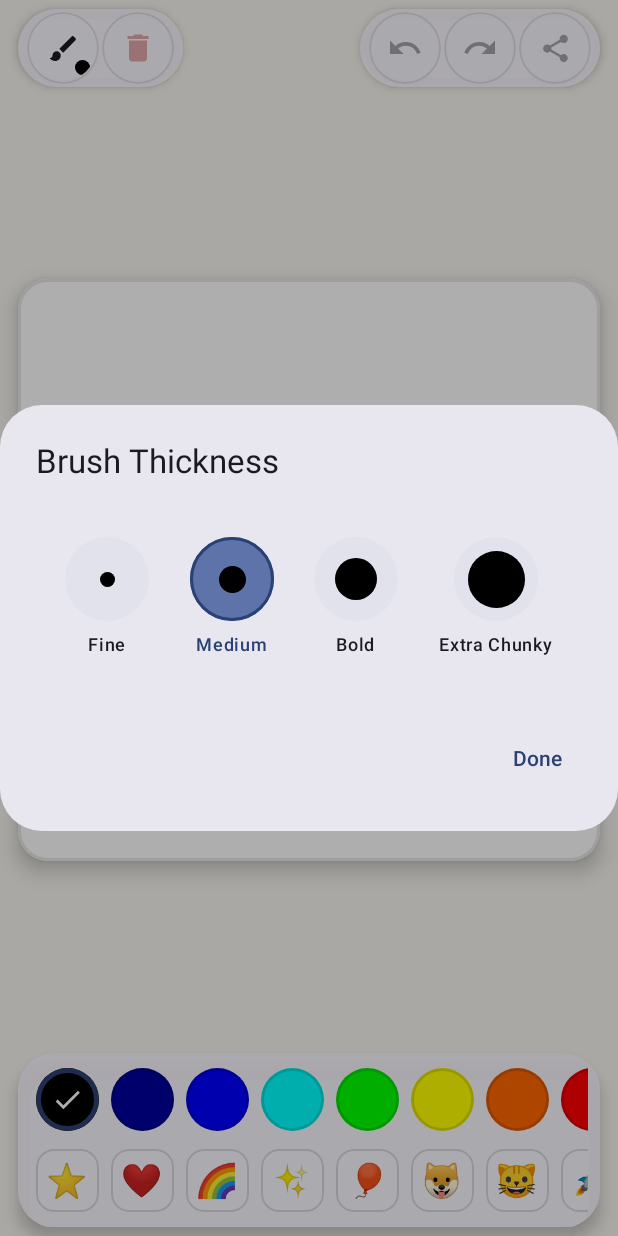
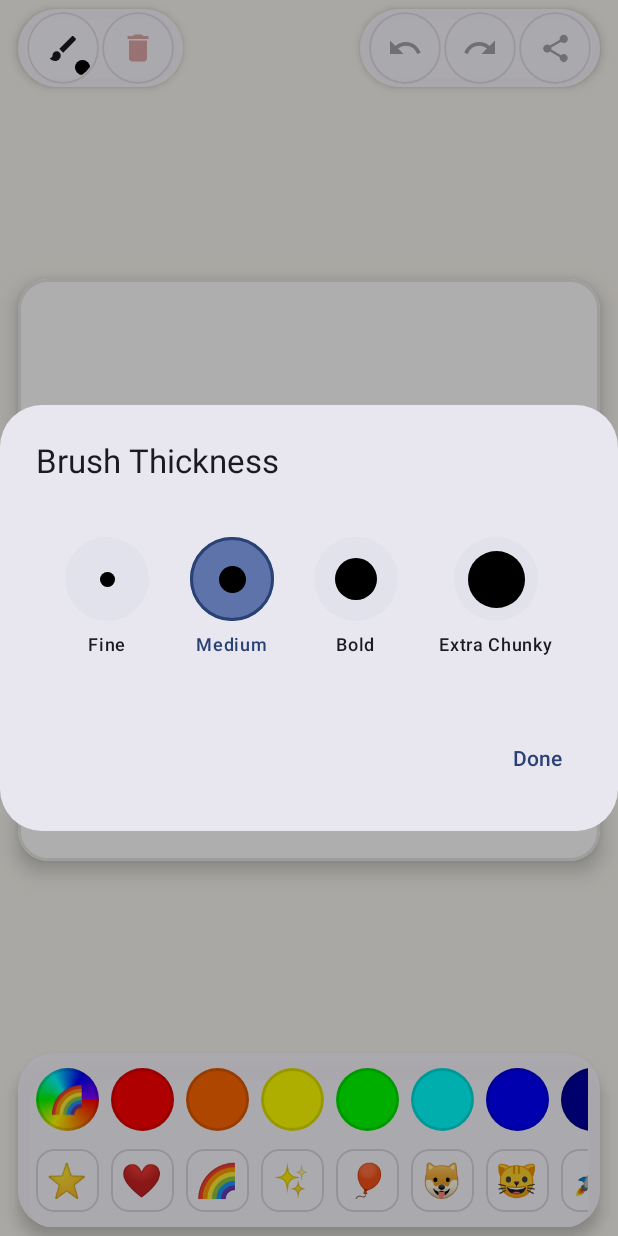
Before and after one commit to mauicoder/kidsboard, an Android app built with Jetpack Compose: the screen it shows after launch (MainActivity), after a tap on "Brush & Stamp Size", on a phone screen of 412 x 824 dp. Run offline under Robolectric (Android 15) with nearby library versions, the phone set to English and light mode, and no system bars.

Commit message:
feat: Add Magic Rainbow Brush with continuous spectrum cycling and gallery export

```diff
--- a/app/src/main/java/net/maui/kidsboard/model/DrawingStroke.kt
+++ b/app/src/main/java/net/maui/kidsboard/model/DrawingStroke.kt
@@ -17,7 +17,8 @@ data class DrawingStroke(
     val points: List<Offset>,
     val color: Color,
     val strokeWidth: Float,
-    val isEraser: Boolean = false
+    val isEraser: Boolean = false,
+    val isRainbow: Boolean = false
 ) : CanvasElement
 
 /**
@@ -43,7 +44,8 @@ enum class DrawingTool {
 data class PaletteColor(
     val color: Color,
     val name: String,
-    val isEraser: Boolean = false
+    val isEraser: Boolean = false,
+    val isRainbow: Boolean = false
 )
 
 /**
@@ -79,18 +81,31 @@ object ColorPalette {
     val Brown = Color(0xFF835C3B)
     val Coffee = Color(0xFF6F4E37)
 
+    val RainbowSpectrum: List<Color> = listOf(
+        Color(0xFFFF0000), // Red
+        Color(0xFFFF7F00), // Orange
+        Color(0xFFFFFF00), // Yellow
+        Color(0xFF00FF00), // Green
+        Color(0xFF00FFFF), // Cyan
+        Color(0xFF0000FF), // Blue
+        Color(0xFF8B00FF)  // Violet
+    )
+
+    val Rainbow = PaletteColor(Color.Transparent, "Rainbow", isRainbow = true)
+
     val allColors: List<PaletteColor> = listOf(
-        PaletteColor(Black, "Black"),
+        Rainbow,
+        PaletteColor(Red, "Red"),
+        PaletteColor(Orange, "Orange"),
+        PaletteColor(Yellow, "Yellow"),
+        PaletteColor(Green, "Green"),
+        PaletteColor(Cyan, "Cyan"),
+        PaletteColor(Blue, "Blue"),
         PaletteColor(DarkBlue, "Dark Blue"),
-        PaletteColor(Blue, "Blue"),
-        PaletteColor(Cyan, "Cyan"),
-        PaletteColor(Green, "Green"),
-        PaletteColor(Yellow, "Yellow"),
-        PaletteColor(Orange, "Orange"),
-        PaletteColor(Red, "Red"),
         PaletteColor(Magenta, "Magenta"),
         PaletteColor(Brown, "Brown"),
         PaletteColor(Coffee, "Coffee"),
+        PaletteColor(Black, "Black"),
         PaletteColor(White, "Eraser", isEraser = true)
     )
 }
--- a/app/src/main/java/net/maui/kidsboard/ui/KidsBoardScreen.kt
+++ b/app/src/main/java/net/maui/kidsboard/ui/KidsBoardScreen.kt
@@ -44,6 +44,7 @@ import androidx.compose.ui.Alignment
 import androidx.compose.ui.Modifier
 import androidx.compose.ui.draw.clip
 import androidx.compose.ui.draw.shadow
+import androidx.compose.ui.graphics.Brush
 import androidx.compose.ui.graphics.Color
 import androidx.compose.ui.platform.LocalContext
 import androidx.compose.ui.unit.dp
@@ -51,6 +52,7 @@ import androidx.lifecycle.compose.collectAsStateWithLifecycle
 import androidx.lifecycle.viewmodel.compose.viewModel
 import kotlinx.coroutines.flow.collectLatest
 import net.maui.kidsboard.model.BrushSize
+import net.maui.kidsboard.model.ColorPalette
 import net.maui.kidsboard.model.DrawingTool
 import net.maui.kidsboard.ui.components.BrushSizePickerDialog
 import net.maui.kidsboard.ui.components.ChunkyActionButton
@@ -145,12 +147,14 @@ fun KidsBoardScreen(
                                     brushSize = uiState.selectedBrushSize,
                                     selectedColor = uiState.selectedColor,
                                     isEraser = uiState.isEraser,
+                                    isRainbow = uiState.isRainbow,
                                     onClick = viewModel::openBrushSizePicker
                                 )
 
                                 QuickColorGrid(
                                     selectedColor = uiState.selectedColor,
                                     isEraser = uiState.isEraser,
+                                    isRainbow = uiState.isRainbow,
                                     onColorSelected = viewModel::selectColor,
                                     onOpenFullPicker = viewModel::openColorPicker,
                                     modifier = Modifier.weight(1f, fill = false)
@@ -283,6 +287,7 @@ fun KidsBoardScreen(
                                     brushSize = uiState.selectedBrushSize,
                                     selectedColor = uiState.selectedColor,
                                     isEraser = uiState.isEraser,
+                                    isRainbow = uiState.isRainbow,
                                     onClick = viewModel::openBrushSizePicker
                                 )
                                 ChunkyActionButton(
@@ -374,6 +379,7 @@ fun KidsBoardScreen(
                             QuickColorRow(
                                 selectedColor = uiState.selectedColor,
                                 isEraser = uiState.isEraser,
+                                isRainbow = uiState.isRainbow,
                                 onColorSelected = viewModel::selectColor,
                                 onOpenFullPicker = viewModel::openColorPicker
                             )
@@ -392,6 +398,7 @@ fun KidsBoardScreen(
             if (uiState.isColorPickerOpen) {
                 ColorPickerDialog(
                     selectedColor = uiState.selectedColor,
+                    isRainbow = uiState.isRainbow,
                     onColorSelected = viewModel::selectColor,
                     onDismiss = viewModel::closeColorPicker
                 )
@@ -401,6 +408,7 @@ fun KidsBoardScreen(
                 BrushSizePickerDialog(
                     selectedBrushSize = uiState.selectedBrushSize,
                     activeColor = if (uiState.isEraser) Color.White else uiState.selectedColor,
+                    isRainbow = uiState.isRainbow,
                     onBrushSizeSelected = viewModel::selectBrushSize,
                     onDismiss = viewModel::closeBrushSizePicker
                 )
@@ -429,10 +437,12 @@ fun BrushSizeActionButton(
     brushSize: BrushSize,
     selectedColor: Color,
     isEraser: Boolean,
+    isRainbow: Boolean = false,
     onClick: () -> Unit,
     modifier: Modifier = Modifier
 ) {
     val displayColor = if (isEraser) Color.White else selectedColor
+    val rainbowBrush = Brush.sweepGradient(ColorPalette.RainbowSpectrum)
     IconButton(
         onClick = onClick,
         modifier = modifier
@@ -457,7 +467,13 @@ fun BrushSizeActionButton(
                     .align(Alignment.BottomEnd)
                     .size(10.dp)
                     .clip(CircleShape)
-                    .background(displayColor)
+                    .then(
+                        if (isRainbow && !isEraser) {
+                            Modifier.background(rainbowBrush)
+                        } else {
+                            Modifier.background(displayColor)
+                        }
+                    )
                     .border(BorderStroke(1.dp, Color(0x33000000)), CircleShape)
             )
         }
--- a/app/src/main/java/net/maui/kidsboard/ui/components/BrushSizePickerDialog.kt
+++ b/app/src/main/java/net/maui/kidsboard/ui/components/BrushSizePickerDialog.kt
@@ -22,16 +22,19 @@ import androidx.compose.runtime.Composable
 import androidx.compose.ui.Alignment
 import androidx.compose.ui.Modifier
 import androidx.compose.ui.draw.clip
+import androidx.compose.ui.graphics.Brush
 import androidx.compose.ui.graphics.Color
 import androidx.compose.ui.semantics.contentDescription
 import androidx.compose.ui.semantics.semantics
 import androidx.compose.ui.unit.dp
 import net.maui.kidsboard.model.BrushSize
+import net.maui.kidsboard.model.ColorPalette
 
 @Composable
 fun BrushSizePickerDialog(
     selectedBrushSize: BrushSize,
     activeColor: Color,
+    isRainbow: Boolean = false,
     onBrushSizeSelected: (BrushSize) -> Unit,
     onDismiss: () -> Unit
 ) {
@@ -78,11 +81,18 @@ fun BrushSizePickerDialog(
                             modifier = Modifier.size(56.dp)
                         ) {
                             Box(contentAlignment = Alignment.Center) {
+                                val rainbowBrush = Brush.sweepGradient(ColorPalette.RainbowSpectrum)
                                 Box(
                                     modifier = Modifier
                                         .size(preset.previewSizeDp)
                                         .clip(CircleShape)
-                                        .background(activeColor)
+                                        .then(
+                                            if (isRainbow && activeColor != Color.White) {
+                                                Modifier.background(rainbowBrush)
+                                            } else {
+                                                Modifier.background(activeColor)
+                                            }
+                                        )
                                         .border(
                                             BorderStroke(1.dp, Color(0x33000000)),
                                             CircleShape
--- a/app/src/main/java/net/maui/kidsboard/ui/components/QuickToolTrays.kt
+++ b/app/src/main/java/net/maui/kidsboard/ui/components/QuickToolTrays.kt
@@ -27,9 +27,11 @@ import androidx.compose.material3.MaterialTheme
 import androidx.compose.material3.Surface
 import androidx.compose.material3.Text
 import androidx.compose.runtime.Composable
+import androidx.compose.runtime.remember
 import androidx.compose.ui.Alignment
 import androidx.compose.ui.Modifier
 import androidx.compose.ui.draw.clip
+import androidx.compose.ui.graphics.Brush
 import androidx.compose.ui.graphics.Color
 import androidx.compose.ui.graphics.vector.ImageVector
 import androidx.compose.ui.semantics.contentDescription
@@ -60,17 +62,32 @@ fun QuickColorSwatch(
         BorderStroke(1.5.dp, Color(0x22000000))
     }
 
+    val rainbowBrush = remember {
+        Brush.sweepGradient(ColorPalette.RainbowSpectrum)
+    }
+
+    val backgroundModifier = if (paletteColor.isRainbow) {
+        Modifier.background(rainbowBrush)
+    } else {
+        Modifier.background(paletteColor.color)
+    }
+
     Box(
         modifier = modifier
             .size(42.dp)
             .clip(CircleShape)
-            .background(paletteColor.color)
+            .then(backgroundModifier)
             .border(borderStroke, CircleShape)
             .clickable(onClick = onClick)
             .semantics { contentDescription = paletteColor.name },
         contentAlignment = Alignment.Center
     ) {
-        if (paletteColor.isEraser) {
+        if (paletteColor.isRainbow) {
+            Text(
+                text = "🌈",
+                fontSize = 18.sp
+            )
+        } else if (paletteColor.isEraser) {
             Icon(
                 imageVector = Icons.Default.AutoFixHigh,
                 contentDescription = "Eraser",
@@ -92,6 +109,7 @@ fun QuickColorSwatch(
 fun QuickColorRow(
     selectedColor: Color,
     isEraser: Boolean,
+    isRainbow: Boolean,
     onColorSelected: (PaletteColor) -> Unit,
     onOpenFullPicker: () -> Unit,
     modifier: Modifier = Modifier
@@ -105,7 +123,13 @@ fun QuickColorRow(
         verticalAlignment = Alignment.CenterVertically
     ) {
         ColorPalette.allColors.forEach { paletteColor ->
-            val isSelected = if (paletteColor.isEraser) isEraser else (!isEraser && paletteColor.color == selectedColor)
+            val isSelected = if (paletteColor.isEraser) {
+                isEraser
+            } else if (paletteColor.isRainbow) {
+                isRainbow
+            } else {
+                !isEraser && !isRainbow && paletteColor.color == selectedColor
+            }
             QuickColorSwatch(
                 paletteColor = paletteColor,
                 isSelected = isSelected,
@@ -136,6 +160,7 @@ fun QuickColorRow(
 fun QuickColorGrid(
     selectedColor: Color,
     isEraser: Boolean,
+    isRainbow: Boolean,
     onColorSelected: (PaletteColor) -> Unit,
     onOpenFullPicker: () -> Unit,
     modifier: Modifier = Modifier
@@ -154,7 +179,13 @@ fun QuickColorGrid(
                 verticalAlignment = Alignment.CenterVertically
             ) {
                 pair.forEach { paletteColor ->
-                    val isSelected = if (paletteColor.isEraser) isEraser else (!isEraser && paletteColor.color == selectedColor)
+                    val isSelected = if (paletteColor.isEraser) {
+                        isEraser
+                    } else if (paletteColor.isRainbow) {
+                        isRainbow
+                    } else {
+                        !isEraser && !isRainbow && paletteColor.color == selectedColor
+                    }
                     QuickColorSwatch(
                         paletteColor = paletteColor,
                         isSelected = isSelected,
--- a/app/src/main/java/net/maui/kidsboard/viewmodel/DrawingViewModel.kt
+++ b/app/src/main/java/net/maui/kidsboard/viewmodel/DrawingViewModel.kt
@@ -40,6 +40,7 @@ data class DrawingUiState(
     val selectedBrushSize: BrushSize = BrushSize.Medium,
     val strokeWidth: Float = BrushSize.Medium.strokeWidth,
     val isEraser: Boolean = false,
+    val isRainbow: Boolean = false,
     val activeTool: DrawingTool = DrawingTool.BRUSH,
     val selectedStamp: String = StampRepository.DEFAULT_STAMP,
     val isColorPickerOpen: Boolean = false,
@@ -173,6 +174,7 @@ class DrawingViewModel(
                 selectedColor = paletteColor.color,
                 strokeWidth = strokeWidth,
                 isEraser = paletteColor.isEraser,
+                isRainbow = paletteColor.isRainbow,
                 activeTool = DrawingTool.BRUSH,
                 isColorPickerOpen = false
             )
@@ -270,7 +272,8 @@ class DrawingViewModel(
             points = listOf(point),
             color = if (state.isEraser) Color.White else state.selectedColor,
             strokeWidth = state.strokeWidth,
-            isEraser = state.isEraser
+            isEraser = state.isEraser,
+            isRainbow = state.isRainbow
         )
         _uiState.update { it.copy(activeStrokes = it.activeStrokes + (pointerId to stroke)) }
     }
```
Also changed, not shown: app/src/main/java/net/maui/kidsboard/ui/components/ColorPickerDialog.kt (+26 -5 lines), app/src/main/java/net/maui/kidsboard/ui/components/DrawingCanvas.kt (+43 -0 lines), app/src/main/java/net/maui/kidsboard/util/DrawingExporter.kt (+27 -1 lines), 1 other file.
